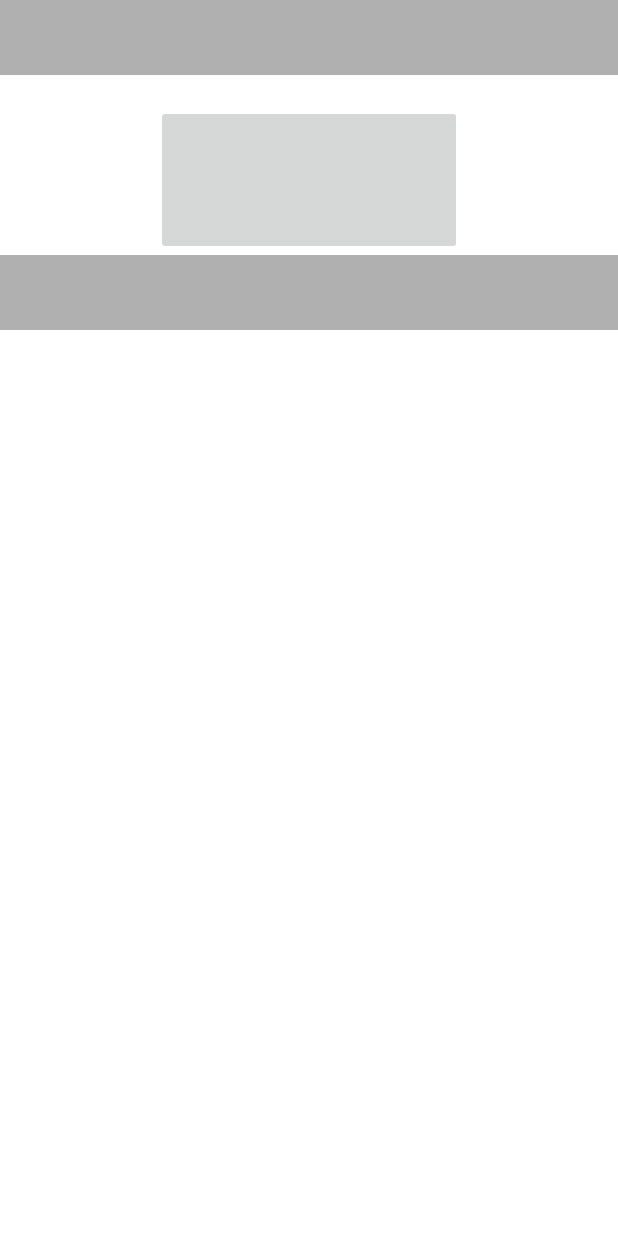
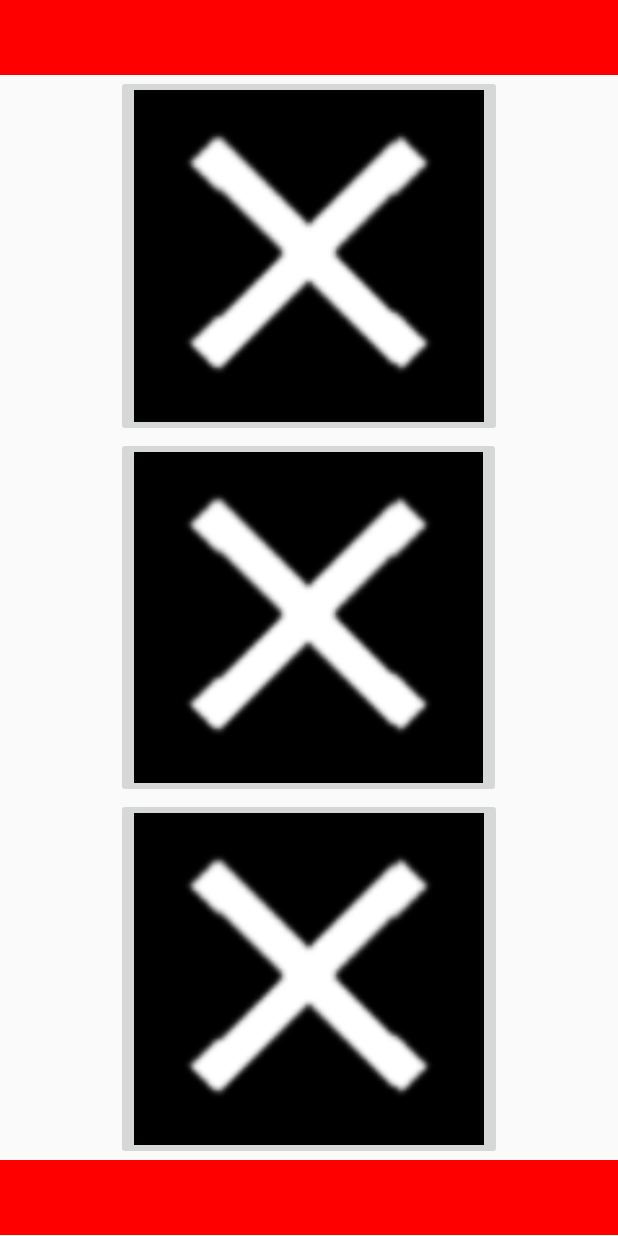
Before and after one commit to gitProyecto/DonaHealth, an Android app: the Menu screen opened directly, with no data from a screen before it, on a phone screen of 412 x 824 dp. Run offline under Robolectric (Android 15) with nearby library versions, the light colour scheme and no system bars.

Commit message:
Add buttons menu.

```diff
--- /dev/null
+++ b/app/src/main/res/drawable/style_button.xml
@@ -0,0 +1,26 @@
+<?xml version="1.0" encoding="utf-8"?>
+<selector xmlns:android="http://schemas.android.com/apk/res/android" >
+
+    <item android:state_pressed="true" >
+        <shape android:shape="rectangle"  >
+            <corners android:radius="13dp" />
+            <stroke android:width="1dip" android:color="#5e7974" />
+            <gradient android:angle="-90" android:startColor="#D8D8D8" android:endColor="#848484" />
+        </shape>
+    </item>
+
+    <item android:state_focused="true">
+        <shape android:shape="rectangle"  >
+            <corners android:radius="13dp" />
+            <stroke android:width="1dip" android:color="#5e7974" />
+            <solid android:color="#E6E6E6"/>
+        </shape>
+    </item>
+    <item >
+        <shape android:shape="rectangle"  >
+            <corners android:radius="13dp" />
+            <stroke android:width="1dip" android:color="#5e7974" />
+            <gradient android:angle="-90" android:startColor="#E6E6E6" android:endColor="#BDBDBD" />
+        </shape>
+    </item>
+</selector>
--- a/app/src/main/res/layout/activity_menu.xml
+++ b/app/src/main/res/layout/activity_menu.xml
@@ -1,73 +1,54 @@
 <?xml version="1.0" encoding="utf-8"?>
 
-<TableLayout
-    xmlns:android="http://schemas.android.com/apk/res/android"
-    android:layout_width="match_parent"
-    android:layout_height="match_parent"
-    android:shrinkColumns="*"  android:stretchColumns="*" android:background="#ffffff">
-    <!-- Row 1 with single column -->
-    <TableRow
-        android:layout_height="wrap_content"
+<LinearLayout xmlns:android="http://schemas.android.com/apk/res/android"
     android:layout_width="fill_parent"
-        android:gravity="center_horizontal">
+    android:layout_height="fill_parent"
+    android:orientation="vertical">
 
     <ImageView
         android:layout_width="match_parent"
         android:layout_height="50dp"
-            android:layout_span="3"
-            android:padding="18dip"
-            android:background="#b0b0b0"
-            android:textColor="#000"/>
-
-    </TableRow>
-
-    <!-- Row 2 with 3 columns -->
-    <TableRow
-        android:id="@+id/tableRow1"
-        android:layout_height="wrap_content"
-        android:layout_width="match_parent">
-
-        <TextView
-            android:id="@+id/TextView01"
-            android:layout_width="10dp"
-            android:layout_height="20dp"
-            android:layout_weight="1"
-            android:padding="20dip"
+        android:id="@+id/imageView2"
+        android:background="#f00"
         android:gravity="center"/>
 
-    </TableRow>
-
-    <!-- Row 3 with 2 columns -->
-    <TableRow
+    <ImageButton
+        android:layout_width="wrap_content"
         android:layout_height="wrap_content"
-        android:layout_width="fill_parent"
-        android:gravity="center_horizontal">
-
+        android:id="@+id/imageButton"
+        android:layout_gravity="center"
+        android:src="@drawable/cruz"
+        android:layout_weight=".1"
+        android:scaleType="fitCenter"
+        android:adjustViewBounds="true"
+        />
 
     <ImageButton
-            android:layout_width="100dp"
-            android:layout_height="100dp"
-            android:id="@+id/imageButton"
-            android:layout_span="1"
-            android:layout_column="0" />
+        android:layout_width="wrap_content"
+        android:layout_height="wrap_content"
+        android:id="@+id/imageButton1"
+        android:layout_gravity="center"
+        android:src="@drawable/cruz"
+        android:layout_weight=".1"
+        android:scaleType="fitCenter"
+        android:adjustViewBounds="true"/>
 
-
-
-    </TableRow>
-
-    <TableRow
+    <ImageButton
+        android:layout_width="wrap_content"
         android:layout_height="wrap_content"
-        android:layout_width="fill_parent"
-        android:gravity="center_horizontal">
+        android:id="@+id/imageButton2"
+        android:layout_gravity="center"
+        android:src="@drawable/cruz"
+        android:layout_weight=".1"
+        android:scaleType="fitCenter"
+        android:adjustViewBounds="true"/>
 
     <ImageView
         android:layout_width="match_parent"
         android:layout_height="50dp"
-            android:layout_span="3"
-            android:padding="18dip"
-            android:background="#b0b0b0"
-            android:textColor="#000"/>
+        android:id="@+id/imageView1"
+        android:background="#f00"
+        android:gravity="center" />
 
-    </TableRow>
 
-</TableLayout>
+</LinearLayout>
```
Lines whose indentation alone changed are shown as unchanged.
